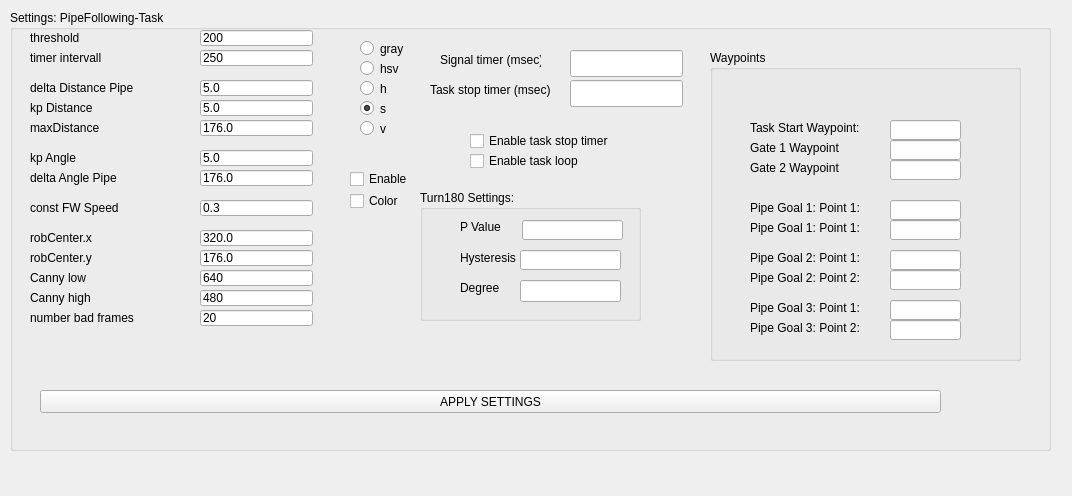
Old version of the form Hanse/TaskPipeFollowing/taskpipefollowingform.ui in the repository iti-luebeck/HANSE2011.
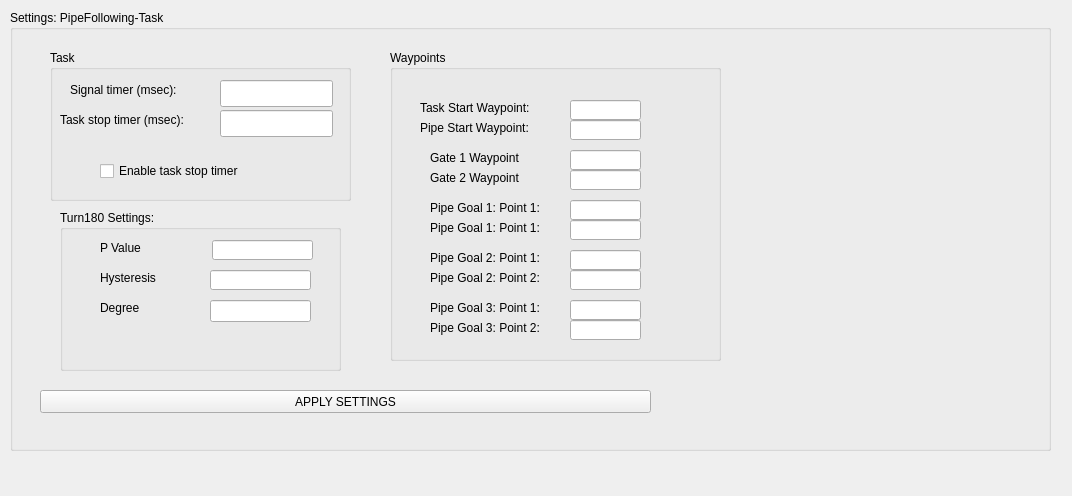
New version of the form.

Commit message: TaskPipeFollowing bugfixes, simulator tested

Diff of the .ui file:
```diff
--- a/Hanse/TaskPipeFollowing/taskpipefollowingform.ui
+++ b/Hanse/TaskPipeFollowing/taskpipefollowingform.ui
@@ -25,444 +25,12 @@
    <property name="title">
     <string>Settings: PipeFollowing-Task</string>
    </property>
-   <widget class="QLabel" name="deltaAnglePipeLabel">
-    <property name="geometry">
-     <rect>
-      <x>20</x>
-      <y>160</y>
-      <width>131</width>
-      <height>16</height>
-     </rect>
-    </property>
-    <property name="text">
-     <string>delta Angle Pipe</string>
-    </property>
-   </widget>
-   <widget class="QLabel" name="speedFwLabel">
-    <property name="geometry">
-     <rect>
-      <x>20</x>
-      <y>190</y>
-      <width>141</width>
-      <height>16</height>
-     </rect>
-    </property>
-    <property name="text">
-     <string>const FW Speed</string>
-    </property>
-   </widget>
-   <widget class="QLineEdit" name="badFramesLineEdit">
-    <property name="geometry">
-     <rect>
-      <x>190</x>
-      <y>300</y>
-      <width>113</width>
-      <height>16</height>
-     </rect>
-    </property>
-    <property name="text">
-     <string>20</string>
-    </property>
-   </widget>
-   <widget class="QLabel" name="kpDistLabel">
-    <property name="geometry">
-     <rect>
-      <x>20</x>
-      <y>90</y>
-      <width>131</width>
-      <height>16</height>
-     </rect>
-    </property>
-    <property name="text">
-     <string>kp Distance</string>
-    </property>
-   </widget>
-   <widget class="QLineEdit" name="maxDistLineEdti">
-    <property name="geometry">
-     <rect>
-      <x>190</x>
-      <y>110</y>
-      <width>113</width>
-      <height>16</height>
-     </rect>
-    </property>
-    <property name="text">
-     <string>176.0</string>
-    </property>
-   </widget>
-   <widget class="QRadioButton" name="hRadioButton">
-    <property name="geometry">
-     <rect>
-      <x>350</x>
-      <y>70</y>
-      <width>82</width>
-      <height>17</height>
-     </rect>
-    </property>
-    <property name="text">
-     <string>h</string>
-    </property>
-   </widget>
-   <widget class="QRadioButton" name="vRadioButton">
-    <property name="geometry">
-     <rect>
-      <x>350</x>
-      <y>110</y>
-      <width>82</width>
-      <height>17</height>
-     </rect>
-    </property>
-    <property name="text">
-     <string>v</string>
-    </property>
-   </widget>
-   <widget class="QLabel" name="deltaDistPipeLabel">
-    <property name="geometry">
-     <rect>
-      <x>20</x>
-      <y>70</y>
-      <width>151</width>
-      <height>16</height>
-     </rect>
-    </property>
-    <property name="text">
-     <string>delta Distance Pipe</string>
-    </property>
-   </widget>
-   <widget class="QRadioButton" name="sRadioButton">
-    <property name="geometry">
-     <rect>
-      <x>350</x>
-      <y>90</y>
-      <width>82</width>
-      <height>17</height>
-     </rect>
-    </property>
-    <property name="text">
-     <string>s</string>
-    </property>
-    <property name="checked">
-     <bool>true</bool>
-    </property>
-   </widget>
-   <widget class="QLineEdit" name="timer_LineEdit">
-    <property name="geometry">
-     <rect>
-      <x>190</x>
-      <y>40</y>
-      <width>113</width>
-      <height>16</height>
-     </rect>
-    </property>
-    <property name="text">
-     <string>250</string>
-    </property>
-   </widget>
-   <widget class="QLabel" name="badFramesLabel">
-    <property name="geometry">
-     <rect>
-      <x>20</x>
-      <y>300</y>
-      <width>141</width>
-      <height>16</height>
-     </rect>
-    </property>
-    <property name="text">
-     <string>number bad frames</string>
-    </property>
-   </widget>
-   <widget class="QLabel" name="robCenterXLabel">
-    <property name="geometry">
-     <rect>
-      <x>20</x>
-      <y>220</y>
-      <width>131</width>
-      <height>16</height>
-     </rect>
-    </property>
-    <property name="text">
-     <string>robCenter.x</string>
-    </property>
-   </widget>
-   <widget class="QLineEdit" name="deltaAnglePipeLineEdit">
-    <property name="geometry">
-     <rect>
-      <x>190</x>
-      <y>160</y>
-      <width>113</width>
-      <height>16</height>
-     </rect>
-    </property>
-    <property name="text">
-     <string>176.0</string>
-    </property>
-   </widget>
-   <widget class="QLineEdit" name="robCenterXLineEdit">
-    <property name="geometry">
-     <rect>
-      <x>190</x>
-      <y>220</y>
-      <width>113</width>
-      <height>16</height>
-     </rect>
-    </property>
-    <property name="text">
-     <string>320.0</string>
-    </property>
-   </widget>
-   <widget class="QLineEdit" name="robCenterYLineEdit">
-    <property name="geometry">
-     <rect>
-      <x>190</x>
-      <y>240</y>
-      <width>113</width>
-      <height>16</height>
-     </rect>
-    </property>
-    <property name="text">
-     <string>176.0</string>
-    </property>
-   </widget>
-   <widget class="QLineEdit" name="thresholdLineEdit">
-    <property name="geometry">
-     <rect>
-      <x>190</x>
-      <y>20</y>
-      <width>113</width>
-      <height>16</height>
-     </rect>
-    </property>
-    <property name="text">
-     <string>200</string>
-    </property>
-   </widget>
-   <widget class="QLabel" name="camWidthLabel">
-    <property name="geometry">
-     <rect>
-      <x>20</x>
-      <y>260</y>
-      <width>101</width>
-      <height>16</height>
-     </rect>
-    </property>
-    <property name="text">
-     <string>Canny low</string>
-    </property>
-   </widget>
-   <widget class="QLineEdit" name="kpAngleLineEdit">
-    <property name="geometry">
-     <rect>
-      <x>190</x>
-      <y>140</y>
-      <width>113</width>
-      <height>16</height>
-     </rect>
-    </property>
-    <property name="text">
-     <string>5.0</string>
-    </property>
-   </widget>
-   <widget class="QRadioButton" name="grayRadioButton">
-    <property name="geometry">
-     <rect>
-      <x>350</x>
-      <y>30</y>
-      <width>82</width>
-      <height>17</height>
-     </rect>
-    </property>
-    <property name="text">
-     <string>gray</string>
-    </property>
-   </widget>
-   <widget class="QLabel" name="maxDistLabel">
-    <property name="geometry">
-     <rect>
-      <x>20</x>
-      <y>110</y>
-      <width>101</width>
-      <height>16</height>
-     </rect>
-    </property>
-    <property name="text">
-     <string>maxDistance</string>
-    </property>
-   </widget>
-   <widget class="QLineEdit" name="speedFwLineEdit">
-    <property name="geometry">
-     <rect>
-      <x>190</x>
-      <y>190</y>
-      <width>113</width>
-      <height>16</height>
-     </rect>
-    </property>
-    <property name="text">
-     <string>0.3</string>
-    </property>
-   </widget>
-   <widget class="QLabel" name="camHieghtLabel">
-    <property name="geometry">
-     <rect>
-      <x>20</x>
-      <y>280</y>
-      <width>91</width>
-      <height>16</height>
-     </rect>
-    </property>
-    <property name="text">
-     <string>Canny high</string>
-    </property>
-   </widget>
-   <widget class="QRadioButton" name="hsvRadioButton">
-    <property name="geometry">
-     <rect>
-      <x>350</x>
-      <y>50</y>
-      <width>82</width>
-      <height>17</height>
-     </rect>
-    </property>
-    <property name="text">
-     <string>hsv</string>
-    </property>
-   </widget>
-   <widget class="QLineEdit" name="camWidthLineEdit">
-    <property name="geometry">
-     <rect>
-      <x>190</x>
-      <y>260</y>
-      <width>113</width>
-      <height>16</height>
-     </rect>
-    </property>
-    <property name="text">
-     <string>640</string>
-    </property>
-   </widget>
-   <widget class="QLabel" name="robCenterYLabel">
-    <property name="geometry">
-     <rect>
-      <x>20</x>
-      <y>240</y>
-      <width>131</width>
-      <height>16</height>
-     </rect>
-    </property>
-    <property name="text">
-     <string>robCenter.y</string>
-    </property>
-   </widget>
-   <widget class="QLineEdit" name="camHeightLineEdit">
-    <property name="geometry">
-     <rect>
-      <x>190</x>
-      <y>280</y>
-      <width>113</width>
-      <height>16</height>
-     </rect>
-    </property>
-    <property name="text">
-     <string>480</string>
-    </property>
-   </widget>
-   <widget class="QLabel" name="kpAngleLabel">
-    <property name="geometry">
-     <rect>
-      <x>20</x>
-      <y>140</y>
-      <width>121</width>
-      <height>16</height>
-     </rect>
-    </property>
-    <property name="text">
-     <string>kp Angle</string>
-    </property>
-   </widget>
-   <widget class="QLabel" name="thresholdLabel">
-    <property name="geometry">
-     <rect>
-      <x>20</x>
-      <y>20</y>
-      <width>131</width>
-      <height>16</height>
-     </rect>
-    </property>
-    <property name="text">
-     <string>threshold</string>
-    </property>
-   </widget>
-   <widget class="QLineEdit" name="kpDistLineEdit">
-    <property name="geometry">
-     <rect>
-      <x>190</x>
-      <y>90</y>
-      <width>113</width>
-      <height>16</height>
-     </rect>
-    </property>
-    <property name="text">
-     <string>5.0</string>
-    </property>
-   </widget>
-   <widget class="QLineEdit" name="deltaDistPipeLineEdit">
-    <property name="geometry">
-     <rect>
-      <x>190</x>
-      <y>70</y>
-      <width>113</width>
-      <height>16</height>
-     </rect>
-    </property>
-    <property name="text">
-     <string>5.0</string>
-    </property>
-   </widget>
-   <widget class="QLabel" name="timerLabel">
-    <property name="geometry">
-     <rect>
-      <x>20</x>
-      <y>40</y>
-      <width>121</width>
-      <height>16</height>
-     </rect>
-    </property>
-    <property name="text">
-     <string>timer intervall</string>
-    </property>
-   </widget>
-   <widget class="QCheckBox" name="checkBox">
-    <property name="geometry">
-     <rect>
-      <x>340</x>
-      <y>160</y>
-      <width>71</width>
-      <height>18</height>
-     </rect>
-    </property>
-    <property name="text">
-     <string>Enable</string>
-    </property>
-   </widget>
-   <widget class="QCheckBox" name="frameColorCB">
-    <property name="geometry">
-     <rect>
-      <x>340</x>
-      <y>180</y>
-      <width>98</width>
-      <height>22</height>
-     </rect>
-    </property>
-    <property name="text">
-     <string>Color</string>
-    </property>
-   </widget>
    <widget class="QPushButton" name="applyButton">
     <property name="geometry">
      <rect>
       <x>30</x>
       <y>380</y>
-      <width>901</width>
+      <width>611</width>
       <height>23</height>
      </rect>
     </property>
@@ -470,85 +38,13 @@
      <string>APPLY SETTINGS</string>
     </property>
    </widget>
-   <widget class="QLabel" name="label_3">
-    <property name="geometry">
-     <rect>
-      <x>430</x>
-      <y>40</y>
-      <width>101</width>
-      <height>20</height>
-     </rect>
-    </property>
-    <property name="text">
-     <string>Signal timer (msec):</string>
-    </property>
-   </widget>
-   <widget class="QLineEdit" name="taskStopInput">
-    <property name="geometry">
-     <rect>
-      <x>560</x>
-      <y>70</y>
-      <width>113</width>
-      <height>27</height>
-     </rect>
-    </property>
-   </widget>
-   <widget class="QLineEdit" name="signalInput">
-    <property name="geometry">
-     <rect>
-      <x>560</x>
-      <y>40</y>
-      <width>113</width>
-      <height>27</height>
-     </rect>
-    </property>
-   </widget>
-   <widget class="QCheckBox" name="enableLoopBox">
-    <property name="geometry">
-     <rect>
-      <x>460</x>
-      <y>140</y>
-      <width>141</width>
-      <height>22</height>
-     </rect>
-    </property>
-    <property name="text">
-     <string>Enable task loop</string>
-    </property>
-   </widget>
-   <widget class="QLabel" name="label_10">
-    <property name="geometry">
-     <rect>
-      <x>420</x>
-      <y>70</y>
-      <width>121</width>
-      <height>20</height>
-     </rect>
-    </property>
-    <property name="text">
-     <string>Task stop timer (msec):</string>
-    </property>
-   </widget>
-   <widget class="QCheckBox" name="enableTimerBox">
-    <property name="geometry">
-     <rect>
-      <x>460</x>
-      <y>120</y>
-      <width>201</width>
-      <height>22</height>
-     </rect>
-    </property>
-    <property name="text">
-     <string>Enable task stop timer</string>
-    </property>
-   </widget>
    <widget class="QGroupBox" name="groupBox_3">
     <property name="geometry">
      <rect>
-      <x>410</x>
-      <y>180</y>
-      <width>221</width>
-      <height>131</height>
+      <x>50</x>
+      <y>200</y>
+      <width>281</width>
+      <height>161</height>
      </rect>
     </property>
     <property name="title">
@@ -559,7 +55,7 @@
       <rect>
        <x>40</x>
        <y>60</y>
-       <width>61</width>
+       <width>91</width>
        <height>16</height>
       </rect>
      </property>
@@ -570,7 +66,7 @@
     <widget class="QLineEdit" name="hysteresisEdit">
      <property name="geometry">
       <rect>
-       <x>100</x>
+       <x>150</x>
        <y>60</y>
        <width>101</width>
        <height>20</height>
@@ -580,7 +76,7 @@
     <widget class="QLineEdit" name="pEdit">
      <property name="geometry">
       <rect>
-       <x>102</x>
+       <x>152</x>
        <y>30</y>
        <width>101</width>
        <height>20</height>
@@ -592,8 +88,8 @@
       <rect>
        <x>40</x>
        <y>30</y>
-       <width>46</width>
-       <height>13</height>
+       <width>61</width>
+       <height>16</height>
       </rect>
      </property>
      <property name="text">
@@ -603,7 +99,7 @@
     <widget class="QLineEdit" name="degreeInput">
      <property name="geometry">
       <rect>
-       <x>100</x>
+       <x>150</x>
        <y>90</y>
        <width>101</width>
        <height>22</height>
@@ -627,9 +123,9 @@
    <widget class="QGroupBox" name="groupBox_2">
     <property name="geometry">
      <rect>
-      <x>700</x>
+      <x>380</x>
       <y>40</y>
-      <width>311</width>
+      <width>331</width>
       <height>311</height>
      </rect>
     </property>
@@ -789,9 +285,9 @@
     <widget class="QLabel" name="label_2">
      <property name="geometry">
       <rect>
-       <x>40</x>
-       <y>70</y>
-       <width>111</width>
+       <x>30</x>
+       <y>50</y>
+       <width>141</width>
        <height>16</height>
       </rect>
      </property>
@@ -799,11 +295,11 @@
       <string>Task Start Waypoint:</string>
      </property>
     </widget>
-    <widget class="QLineEdit" name="navPipeStartInput">
+    <widget class="QLineEdit" name="navTaskStartInput">
      <property name="geometry">
       <rect>
        <x>180</x>
-       <y>70</y>
+       <y>50</y>
        <width>71</width>
        <height>20</height>
       </rect>
@@ -813,7 +309,7 @@
      <property name="geometry">
       <rect>
        <x>40</x>
-       <y>90</y>
+       <y>100</y>
        <width>121</width>
        <height>16</height>
       </rect>
@@ -826,7 +322,7 @@
      <property name="geometry">
       <rect>
        <x>40</x>
-       <y>110</y>
+       <y>120</y>
        <width>121</width>
        <height>16</height>
       </rect>
@@ -839,7 +335,7 @@
      <property name="geometry">
       <rect>
        <x>180</x>
-       <y>110</y>
+       <y>120</y>
        <width>71</width>
        <height>20</height>
       </rect>
@@ -852,13 +348,108 @@
      <property name="geometry">
       <rect>
        <x>180</x>
-       <y>90</y>
+       <y>100</y>
        <width>71</width>
        <height>20</height>
       </rect>
      </property>
      <property name="text">
       <string/>
+     </property>
+    </widget>
+    <widget class="QLineEdit" name="navPipeStartInput">
+     <property name="geometry">
+      <rect>
+       <x>180</x>
+       <y>70</y>
+       <width>71</width>
+       <height>20</height>
+      </rect>
+     </property>
+    </widget>
+    <widget class="QLabel" name="label_15">
+     <property name="geometry">
+      <rect>
+       <x>30</x>
+       <y>70</y>
+       <width>141</width>
+       <height>16</height>
+      </rect>
+     </property>
+     <property name="text">
+      <string>Pipe Start Waypoint:</string>
+     </property>
+    </widget>
+   </widget>
+   <widget class="QGroupBox" name="groupBox_4">
+    <property name="geometry">
+     <rect>
+      <x>40</x>
+      <y>40</y>
+      <width>301</width>
+      <height>151</height>
+     </rect>
+    </property>
+    <property name="title">
+     <string>Task</string>
+    </property>
+    <widget class="QLineEdit" name="signalInput">
+     <property name="geometry">
+      <rect>
+       <x>170</x>
+       <y>30</y>
+       <width>113</width>
+       <height>27</height>
+      </rect>
+     </property>
+    </widget>
+    <widget class="QCheckBox" name="enableTimerBox">
+     <property name="geometry">
+      <rect>
+       <x>50</x>
+       <y>110</y>
+       <width>201</width>
+       <height>22</height>
+      </rect>
+     </property>
+     <property name="text">
+      <string>Enable task stop timer</string>
+     </property>
+    </widget>
+    <widget class="QLabel" name="label_10">
+     <property name="geometry">
+      <rect>
+       <x>10</x>
+       <y>60</y>
+       <width>161</width>
+       <height>20</height>
+      </rect>
+     </property>
+     <property name="text">
+      <string>Task stop timer (msec):</string>
+     </property>
+    </widget>
+    <widget class="QLabel" name="label_3">
+     <property name="geometry">
+      <rect>
+       <x>20</x>
+       <y>30</y>
+       <width>141</width>
+       <height>20</height>
+      </rect>
+     </property>
+     <property name="text">
+      <string>Signal timer (msec):</string>
+     </property>
+    </widget>
+    <widget class="QLineEdit" name="taskStopInput">
+     <property name="geometry">
+      <rect>
+       <x>170</x>
+       <y>60</y>
+       <width>113</width>
+       <height>27</height>
+      </rect>
      </property>
     </widget>
    </widget>
```
The commit also changes 3 other files.
